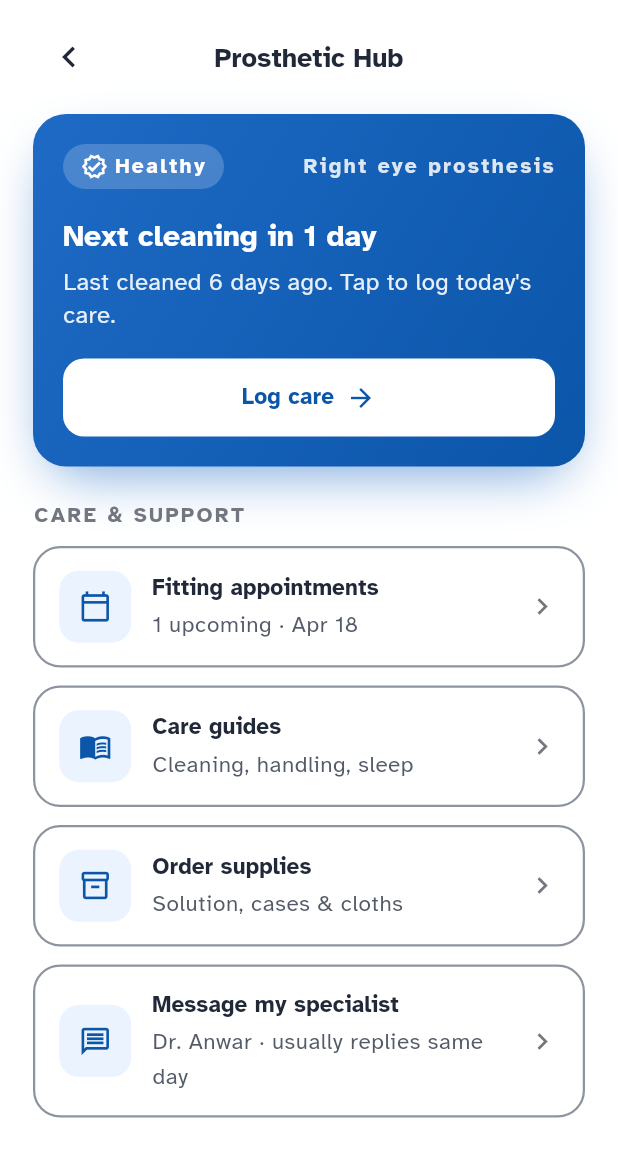
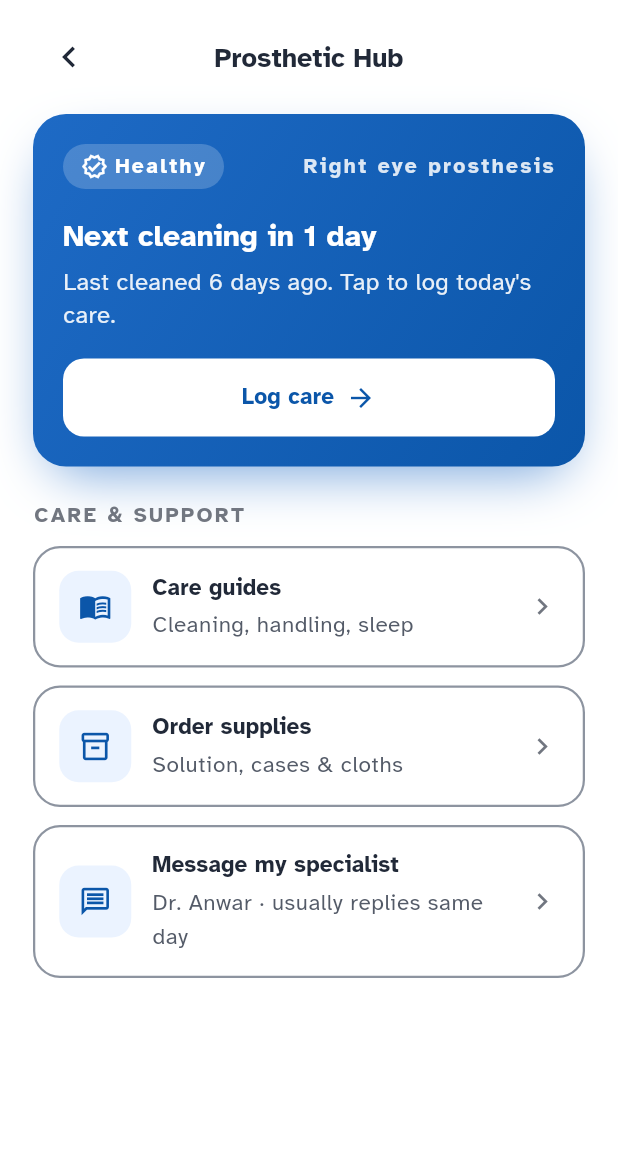
Before and after one commit to Muhammad-Sufyan-901/opto-mobile, a Flutter app: the ProstheticHubScreen screen opened by its route, on a phone screen of 412 x 824 dp. Shown: the top 1157 px of the screen. Run offline on Flutter 3.47's test engine with Material 3 defaults, Android fonts, the phone set to English and light mode, and no system bars; our stand-ins replace app_links, flutter_bloc, flutter_dotenv, flutter_secure_storage, freezed_annotation, get_it and 7 more; missing offline and left inert: ids_elder_rehab_app; accounts and stored records are empty.

Commit message:
feat(prosthetic-hub): extract ProstheticHeader widget, wire hub nav stubs
Extract the _ScreenHeader private widget into a reusable ProstheticHeader
in lib/features/prosthetic_hub/presentation/widgets/prosthetic_header.dart.
ProstheticHeader accepts a required title string and derives ColorScheme
from Theme.of(context) internally, maintaining the same back button logic,
centered title layout, and trailing spacer.

Wire the 3 hub link onTap stubs to navigate to their respective sub-screens:
- Care guides → /prosthetic-hub/care-guides
- Order supplies → /prosthetic-hub/order-supplies
- Message my specialist → /prosthetic-hub/specialists

Co-Authored-By: Claude Sonnet 4.6 <noreply@anthropic.com>

```diff
--- a/lib/features/prosthetic_hub/presentation/screens/prosthetic_hub_screen.dart
+++ b/lib/features/prosthetic_hub/presentation/screens/prosthetic_hub_screen.dart
@@ -2,8 +2,8 @@ import 'package:flutter/material.dart';
 import 'package:go_router/go_router.dart';
 import 'package:opto/core/accessibility/accessibility.dart';
 import 'package:opto/core/constants/app_dimensions.dart';
-import 'package:opto/core/constants/app_routes.dart';
 import 'package:opto/core/themes/app_custom_colors.dart';
+import 'package:opto/features/prosthetic_hub/presentation/widgets/prosthetic_header.dart';
 
 /// Screen 17 — Prosthetic Hub
 ///
@@ -49,7 +49,7 @@ class _ProstheticHubScreenState extends State<ProstheticHubScreen> {
             crossAxisAlignment: CrossAxisAlignment.start,
             children: [
               // ── Screen header: back + title ───────────────────────────────
-              _ScreenHeader(cs: cs),
+              ProstheticHeader(title: 'Prosthetic Hub'),
 
               const SizedBox(height: 14),
 
@@ -75,23 +75,12 @@ class _ProstheticHubScreenState extends State<ProstheticHubScreen> {
               ),
 
               const SizedBox(height: AppDimensions.space12),
-
-              // ── Hub link rows ─────────────────────────────────────────────
-              _HubLink(
-                icon: Icons.calendar_today_outlined,
-                title: 'Fitting appointments',
-                subtitle: '1 upcoming · Apr 18',
-                onTap: () {
-                  // TODO(prosthetic-hub): navigate to sub-screen
-                },
-              ),
-              const SizedBox(height: AppDimensions.space12),
               _HubLink(
                 icon: Icons.menu_book_outlined,
                 title: 'Care guides',
                 subtitle: 'Cleaning, handling, sleep',
                 onTap: () {
-                  // TODO(prosthetic-hub): navigate to sub-screen
+                  context.push('/prosthetic-hub/care-guides');
                 },
               ),
               const SizedBox(height: AppDimensions.space12),
@@ -100,7 +89,7 @@ class _ProstheticHubScreenState extends State<ProstheticHubScreen> {
                 title: 'Order supplies',
                 subtitle: 'Solution, cases & cloths',
                 onTap: () {
-                  // TODO(prosthetic-hub): navigate to sub-screen
+                  context.push('/prosthetic-hub/order-supplies');
                 },
               ),
               const SizedBox(height: AppDimensions.space12),
@@ -109,7 +98,7 @@ class _ProstheticHubScreenState extends State<ProstheticHubScreen> {
                 title: 'Message my specialist',
                 subtitle: 'Dr. Anwar · usually replies same day',
                 onTap: () {
-                  // TODO(prosthetic-hub): navigate to sub-screen
+                  context.push('/prosthetic-hub/specialists');
                 },
               ),
             ],
@@ -123,70 +112,6 @@ class _ProstheticHubScreenState extends State<ProstheticHubScreen> {
 // =============================================================================
 // PRIVATE WIDGETS
 // =============================================================================
-
-/// Top row: 48×48 back chevron circle on the left, centered title, 48×48
-/// placeholder span on the right to keep the title visually centred.
-class _ScreenHeader extends StatelessWidget {
-  const _ScreenHeader({required this.cs});
-
-  final ColorScheme cs;
-
-  @override
-  Widget build(BuildContext context) {
-    final ThemeData theme = Theme.of(context);
-    return Row(
-      children: [
-        // ── Back button ────────────────────────────────────────────────────
-        Semantics(
-          button: true,
-          label: 'Back',
-          child: GestureDetector(
-            onTap: () {
-              if (context.canPop()) {
-                context.pop();
-              } else {
-                context.go(AppRoutes.home.path);
-              }
-            },
-            child: SizedBox(
-              width: AppDimensions.minTapTarget,
-              height: AppDimensions.minTapTarget,
-              child: Center(
-                child: ExcludeSemantics(
-                  child: Icon(
-                    Icons.chevron_left,
-                    size: 28,
-                    color: cs.onSurface,
-                  ),
-                ),
-              ),
-            ),
-          ),
-        ),
-
-        // ── Title (centered) ───────────────────────────────────────────────
-        Expanded(
-          child: ExcludeSemantics(
-            child: Text(
-              'Prosthetic Hub',
-              textAlign: TextAlign.center,
-              style: theme.textTheme.titleLarge?.copyWith(
-                fontWeight: FontWeight.w700,
-                color: cs.onSurface,
-              ),
-            ),
-          ),
-        ),
-
-        // ── Trailing placeholder (mirrors back button for visual balance) ──
-        const SizedBox(
-          width: AppDimensions.minTapTarget,
-          height: AppDimensions.minTapTarget,
-        ),
-      ],
-    );
-  }
-}
 
 /// Blue-gradient status card showing prosthesis health and cleaning schedule.
 class _StatusCard extends StatelessWidget {
--- /dev/null
+++ b/lib/features/prosthetic_hub/presentation/widgets/prosthetic_header.dart
@@ -0,0 +1,73 @@
+import 'package:flutter/material.dart';
+import 'package:go_router/go_router.dart';
+import 'package:opto/core/constants/app_dimensions.dart';
+import 'package:opto/core/constants/app_routes.dart';
+
+/// Top row: 48×48 back chevron circle on the left, centered title, 48×48
+/// placeholder span on the right to keep the title visually centred.
+class ProstheticHeader extends StatelessWidget {
+  const ProstheticHeader({
+    required this.title,
+    super.key,
+  });
+
+  final String title;
+
+  @override
+  Widget build(BuildContext context) {
+    final ThemeData theme = Theme.of(context);
+    final ColorScheme cs = theme.colorScheme;
+
+    return Row(
+      children: [
+        // ── Back button ────────────────────────────────────────────────────
+        Semantics(
+          button: true,
+          label: 'Back',
+          child: GestureDetector(
+            onTap: () {
+              if (context.canPop()) {
+                context.pop();
+              } else {
+                context.go(AppRoutes.home.path);
+              }
+            },
+            child: SizedBox(
+              width: AppDimensions.minTapTarget,
+              height: AppDimensions.minTapTarget,
+              child: Center(
+                child: ExcludeSemantics(
+                  child: Icon(
+                    Icons.chevron_left,
+                    size: 28,
+                    color: cs.onSurface,
+                  ),
+                ),
+              ),
+            ),
+          ),
+        ),
+
+        // ── Title (centered) ───────────────────────────────────────────────
+        Expanded(
+          child: ExcludeSemantics(
+            child: Text(
+              title,
+              textAlign: TextAlign.center,
+              style: theme.textTheme.titleLarge?.copyWith(
+                fontWeight: FontWeight.w700,
+                color: cs.onSurface,
+              ),
+            ),
+          ),
+        ),
+
+        // ── Trailing placeholder (mirrors back button for visual balance) ──
+        const SizedBox(
+          width: AppDimensions.minTapTarget,
+          height: AppDimensions.minTapTarget,
+        ),
+      ],
+    );
+  }
+}
```
